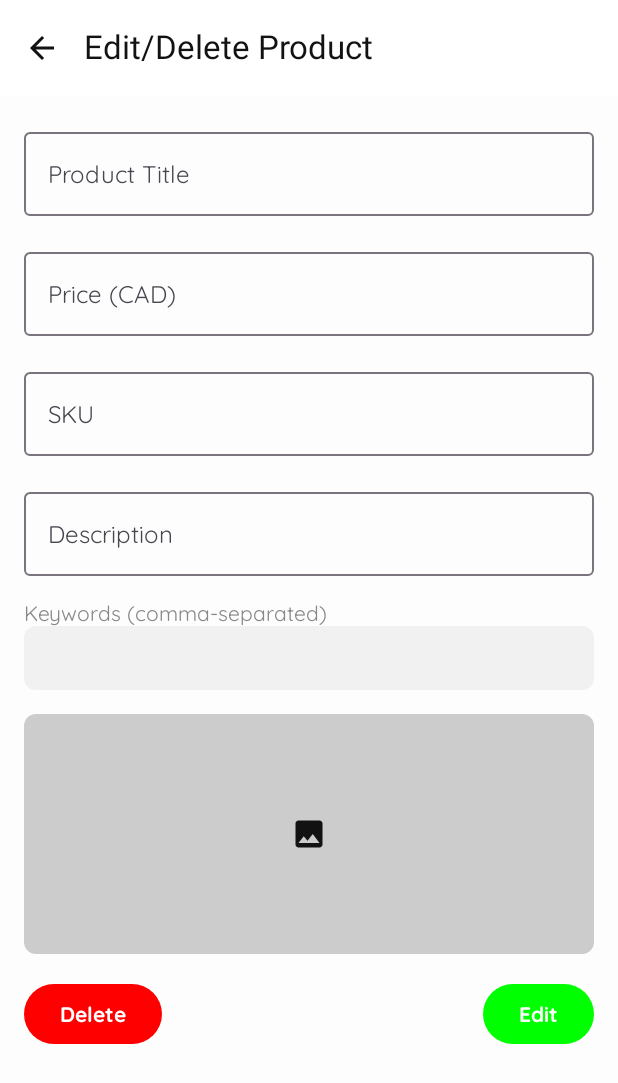
After one commit to DinnerDinner/NFC-Card-Tap-to-Pay-v1.01, an Android app built with Jetpack Compose: the composable EditDeleteProductScreen called with empty values, on a phone screen of 412 x 824 dp. The commit adds this screen. Shown: the top 1083 px of the screen. Run offline under Robolectric (Android 15) with nearby library versions, the phone set to English and light mode, and no system bars.

Commit message:
edit/del screen setup

```diff
--- /dev/null
+++ b/app/src/main/java/com/example/nfccardtaptopayv101/ui/screens/EditDeleteProductScreen.kt
@@ -0,0 +1,171 @@
+package com.example.nfccardtaptopayv101.ui.screens
+
+import android.widget.Toast
+import androidx.compose.foundation.background
+import androidx.compose.foundation.clickable
+import androidx.compose.foundation.layout.*
+import androidx.compose.foundation.rememberScrollState
+import androidx.compose.foundation.shape.RoundedCornerShape
+import androidx.compose.foundation.text.BasicTextField
+import androidx.compose.foundation.verticalScroll
+import androidx.compose.material.icons.Icons
+import androidx.compose.material.icons.filled.ArrowBack
+import androidx.compose.material.icons.filled.Image
+import androidx.compose.material3.*
+import androidx.compose.runtime.*
+import androidx.compose.ui.Alignment
+import androidx.compose.ui.Modifier
+import androidx.compose.ui.graphics.Color
+import androidx.compose.ui.platform.LocalContext
+import androidx.compose.ui.text.TextStyle
+import androidx.compose.ui.unit.dp
+import androidx.compose.ui.unit.sp
+import androidx.lifecycle.viewmodel.compose.viewModel
+import com.example.nfccardtaptopayv101.ui.viewmodel.mpos.EditDeleteProductUiState
+import com.example.nfccardtaptopayv101.ui.viewmodel.mpos.EditDeleteProductViewModel
+
+@OptIn(ExperimentalMaterial3Api::class)
+@Composable
+fun EditDeleteProductScreen(
+    sku: String,
+    vm: EditDeleteProductViewModel = viewModel(),
+    onBack: () -> Unit
+) {
+    LaunchedEffect(sku) {
+        vm.setSku(sku)
+    }
+    val context = LocalContext.current
+    val state by vm.uiState.collectAsState()
+    val scroll = rememberScrollState()
+
+    val title by vm.title.collectAsState()
+    val price by vm.price.collectAsState()
+    val description by vm.description.collectAsState()
+    val keywords by vm.keywords.collectAsState()
+    val sku by vm.sku.collectAsState()
+
+    val keywordsRaw = remember { mutableStateOf(keywords.joinToString(", ")) }
+
+    LaunchedEffect(keywords) {
+        keywordsRaw.value = keywords.joinToString(", ")
+    }
+
+    Scaffold(
+        topBar = {
+            TopAppBar(
+                title = { Text("Edit/Delete Product") },
+                navigationIcon = {
+                    IconButton(onClick = onBack) {
+                        Icon(Icons.Default.ArrowBack, contentDescription = "Back")
+                    }
+                }
+            )
+        }
+    ) { pad ->
+        Column(
+            modifier = Modifier
+                .padding(pad)
+                .padding(16.dp)
+                .verticalScroll(scroll),
+            verticalArrangement = Arrangement.spacedBy(16.dp)
+        ) {
+
+            OutlinedTextField(
+                value = title,
+                onValueChange = { vm.title.value = it },
+                label = { Text("Product Title") },
+                modifier = Modifier.fillMaxWidth()
+            )
+
+            OutlinedTextField(
+                value = price,
+                onValueChange = { vm.price.value = it },
+                label = { Text("Price (CAD)") },
+                modifier = Modifier.fillMaxWidth()
+            )
+
+            OutlinedTextField(
+                value = sku ?: "",
+                onValueChange = {},
+                readOnly = true,
+                label = { Text("SKU") },
+                modifier = Modifier.fillMaxWidth()
+            )
+
+            OutlinedTextField(
+                value = description,
+                onValueChange = { vm.description.value = it },
+                label = { Text("Description") },
+                modifier = Modifier.fillMaxWidth()
+            )
+
+            Column(modifier = Modifier.fillMaxWidth()) {
+                Text("Keywords (comma-separated)", fontSize = 14.sp, color = Color.Gray)
+                BasicTextField(
+                    value = keywordsRaw.value,
+                    onValueChange = {
+                        keywordsRaw.value = it
+                        vm.updateKeywordsFromRaw(it)
+                    },
+                    modifier = Modifier
+                        .fillMaxWidth()
+                        .background(Color(0xFFF1F1F1), RoundedCornerShape(8.dp))
+                        .padding(12.dp),
+                    textStyle = TextStyle(fontSize = 16.sp, color = Color.Black)
+                )
+            }
+
+            Box(
+                modifier = Modifier
+                    .fillMaxWidth()
+                    .height(160.dp)
+                    .background(Color.LightGray, shape = RoundedCornerShape(8.dp))
+                    .clickable { /* TODO: implement image picker */ },
+                contentAlignment = Alignment.Center
+            ) {
+                Icon(Icons.Default.Image, contentDescription = "Upload Image")
+            }
+
+            Row(
+                modifier = Modifier.fillMaxWidth(),
+                horizontalArrangement = Arrangement.SpaceBetween
+            ) {
+                Button(
+                    onClick = { vm.submitDelete() },
+                    colors = ButtonDefaults.buttonColors(containerColor = Color.Red)
+                ) {
+                    Text("Delete")
+                }
+
+                Button(
+                    onClick = { vm.submitEdit() },
+                    colors = ButtonDefaults.buttonColors(containerColor = Color.Green)
+                ) {
+                    Text("Edit")
+                }
+            }
+
+            when (state) {
+                is EditDeleteProductUiState.Error -> {
+                    val msg = (state as EditDeleteProductUiState.Error).msg
+                    LaunchedEffect(msg) {
+                        Toast.makeText(context, msg, Toast.LENGTH_LONG).show()
+                    }
+                }
+                EditDeleteProductUiState.SuccessEdit -> {
+                    LaunchedEffect(Unit) {
+                        Toast.makeText(context, "✅ Product updated", Toast.LENGTH_SHORT).show()
+                        onBack()
+                    }
+                }
+                EditDeleteProductUiState.SuccessDelete -> {
+                    LaunchedEffect(Unit) {
+                        Toast.makeText(context, "✅ Product deleted", Toast.LENGTH_SHORT).show()
+                        onBack()
+                    }
+                }
+                else -> {}
+            }
+        }
+    }
+}
```
Also changed, not shown: app/src/main/java/com/example/nfccardtaptopayv101/ui/navigation/MposNavGraph.kt (+23 -1 lines), app/src/main/java/com/example/nfccardtaptopayv101/ui/screens/ProductManagerScreen.kt (+7 -1 lines), app/src/main/java/com/example/nfccardtaptopayv101/ui/viewmodel/mpos/EditDeleteProductViewModel.kt (added, +201 -0 lines), app/src/main/java/com/example/nfccardtaptopayv101/ui/screens/SalesPageScreen.kt (added), app/src/main/java/com/example/nfccardtaptopayv101/ui/viewmodel/mpos/SalesPageViewModel.kt (added), 1 other file.
